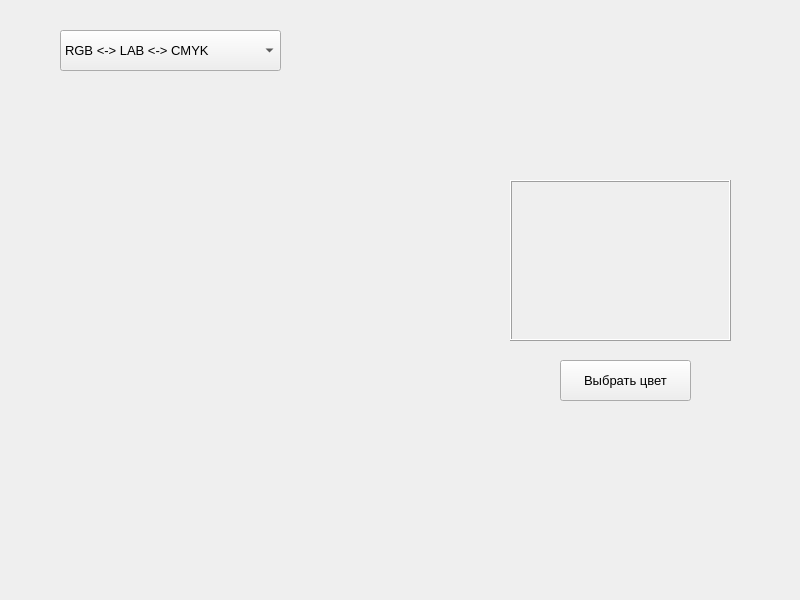
Above: widget.ui from kasyachina/colors before the change. Below: the same form after it.
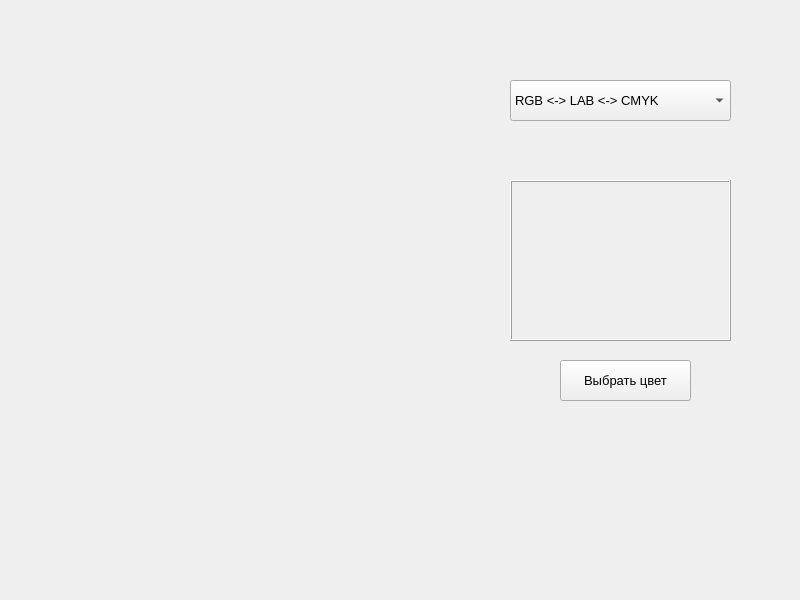
That is the form after the change.

Commit message: connect combobox and system controller widget

Patch:
```diff
--- a/widget.ui
+++ b/widget.ui
@@ -16,8 +16,8 @@
   <widget class="QComboBox" name="selectModel">
    <property name="geometry">
     <rect>
-     <x>60</x>
-     <y>30</y>
+     <x>510</x>
+     <y>80</y>
      <width>221</width>
      <height>41</height>
     </rect>
```
The commit also changes 6 other files.
